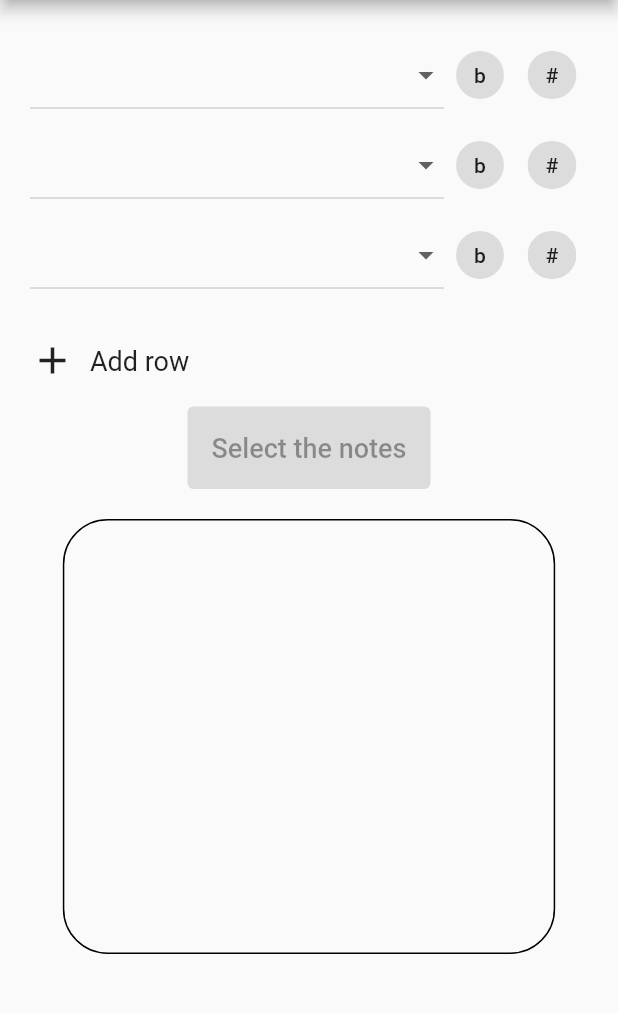
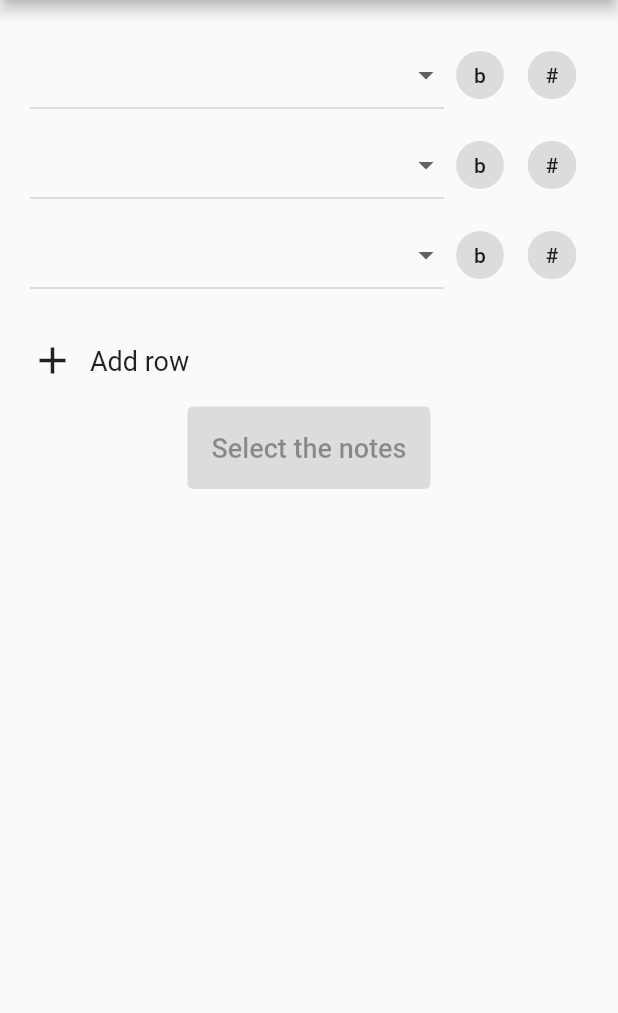
Before and after one commit to crispim1411/get_the_chord_app, a Flutter app: the screen it shows after launch, on a phone screen of 412 x 824 dp, the part 84-1097 px from its top. Run offline on Flutter 3.47's test engine with Material 2 defaults, Android fonts, the phone set to English and light mode, and no system bars; our stand-ins replace auto_size_text.

Commit message:
caixa resposta animada

```diff
--- a/lib/form.dart
+++ b/lib/form.dart
@@ -129,8 +129,11 @@ class _FormPage extends State<FormPage> {
         const Spacer(),
         Flexible(
           flex: 15,
+          child: AnimatedSize(
+            duration: const Duration(milliseconds: 1000),
+            curve: Curves.bounceOut,
             child: Container(
-            height: 350 - _rowsCounter * 20,
+              height: _answer.isEmpty ? 0 : (350 - _rowsCounter * 20),
               alignment: Alignment.center,
               padding: const EdgeInsets.all(10),
               decoration: BoxDecoration(
@@ -143,8 +146,9 @@ class _FormPage extends State<FormPage> {
                 child: AutoSizeText(
                   _answer,
                   maxLines: 1,
-                style:
-                    const TextStyle(fontSize: 80, fontStyle: FontStyle.italic),
+                  style: const TextStyle(
+                      fontSize: 80, fontStyle: FontStyle.italic),
+                ),
               ),
             ),
           ),
```
Lines whose indentation alone changed are shown as unchanged.
